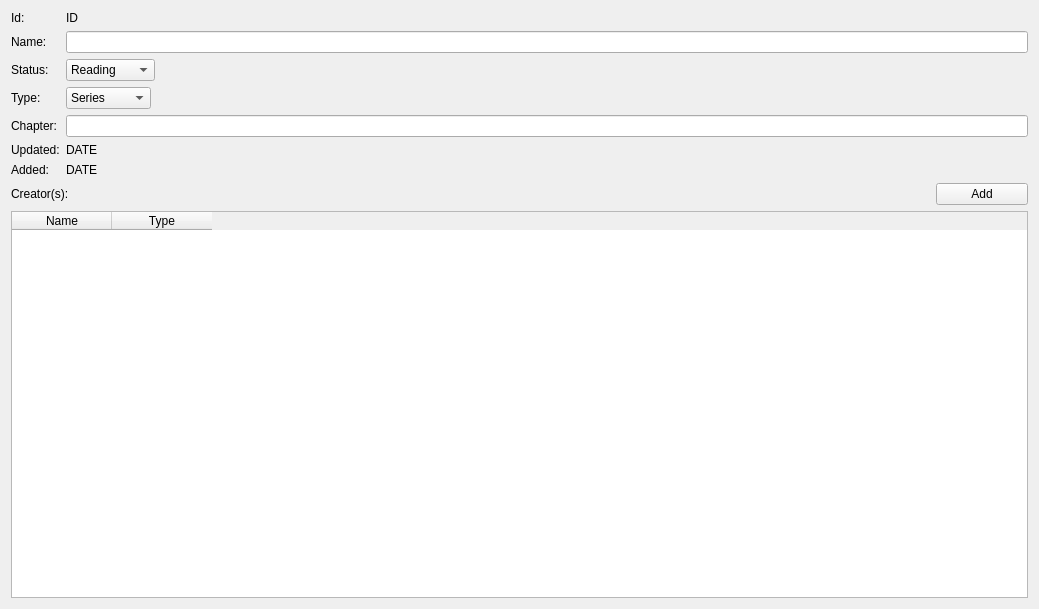
Qt form src/UI/WorkPage/WorkPage.ui (NikolaRoev/Tracker) before a commit.
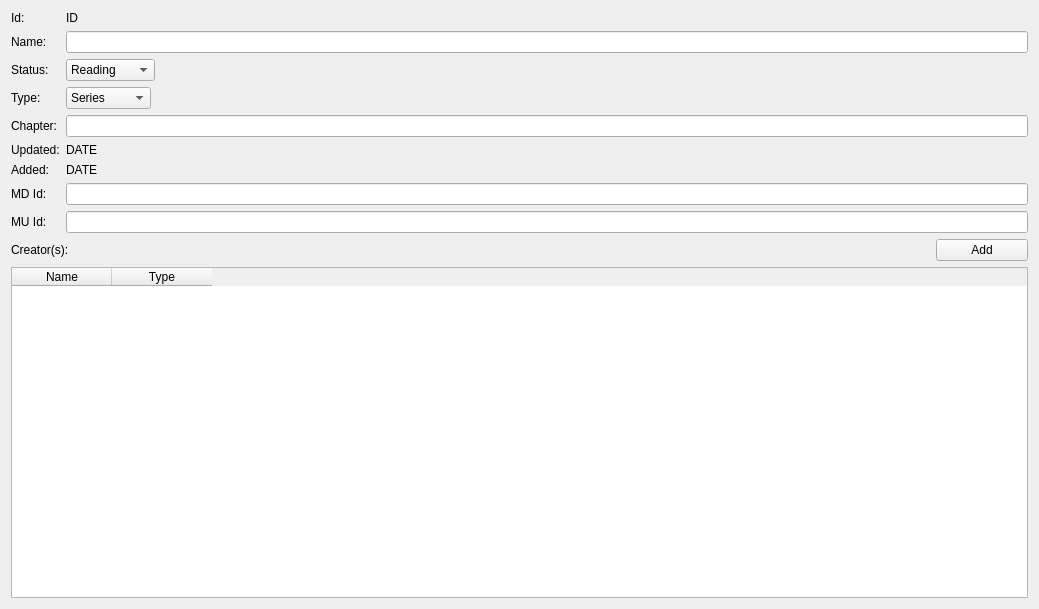
The same form after that commit.

```diff
--- a/src/UI/WorkPage/WorkPage.ui
+++ b/src/UI/WorkPage/WorkPage.ui
@@ -137,6 +137,26 @@
        </property>
       </widget>
      </item>
+     <item row="7" column="0">
+      <widget class="QLabel" name="label_2">
+       <property name="text">
+        <string>MD Id:</string>
+       </property>
+      </widget>
+     </item>
+     <item row="7" column="1">
+      <widget class="QLineEdit" name="mdLineEdit"/>
+     </item>
+     <item row="8" column="0">
+      <widget class="QLabel" name="label_4">
+       <property name="text">
+        <string>MU Id:</string>
+       </property>
+      </widget>
+     </item>
+     <item row="8" column="1">
+      <widget class="QLineEdit" name="muLineEdit"/>
+     </item>
     </layout>
    </item>
    <item>
```
